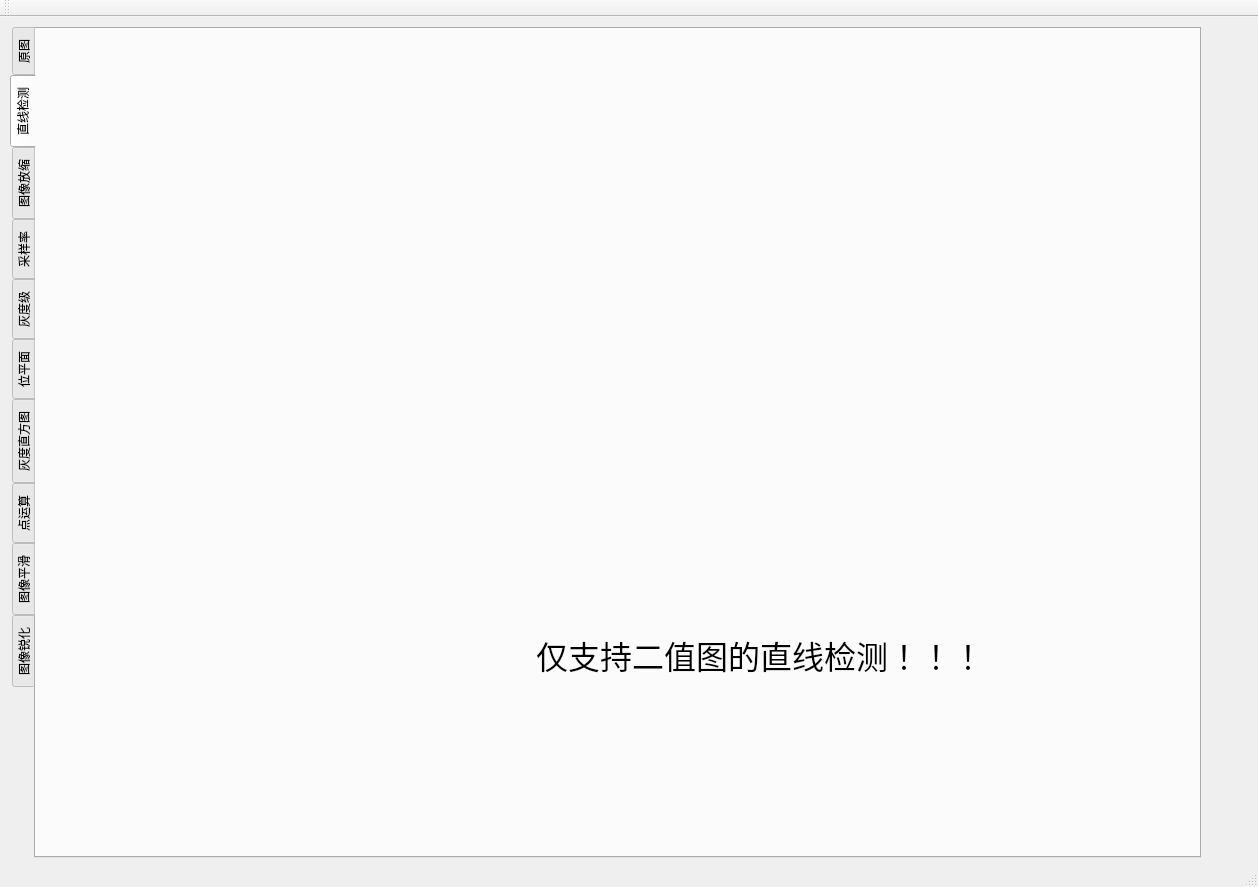
L1B0/Digital-image-processing, file Source_Code/mainwindow.ui: the form before one commit.
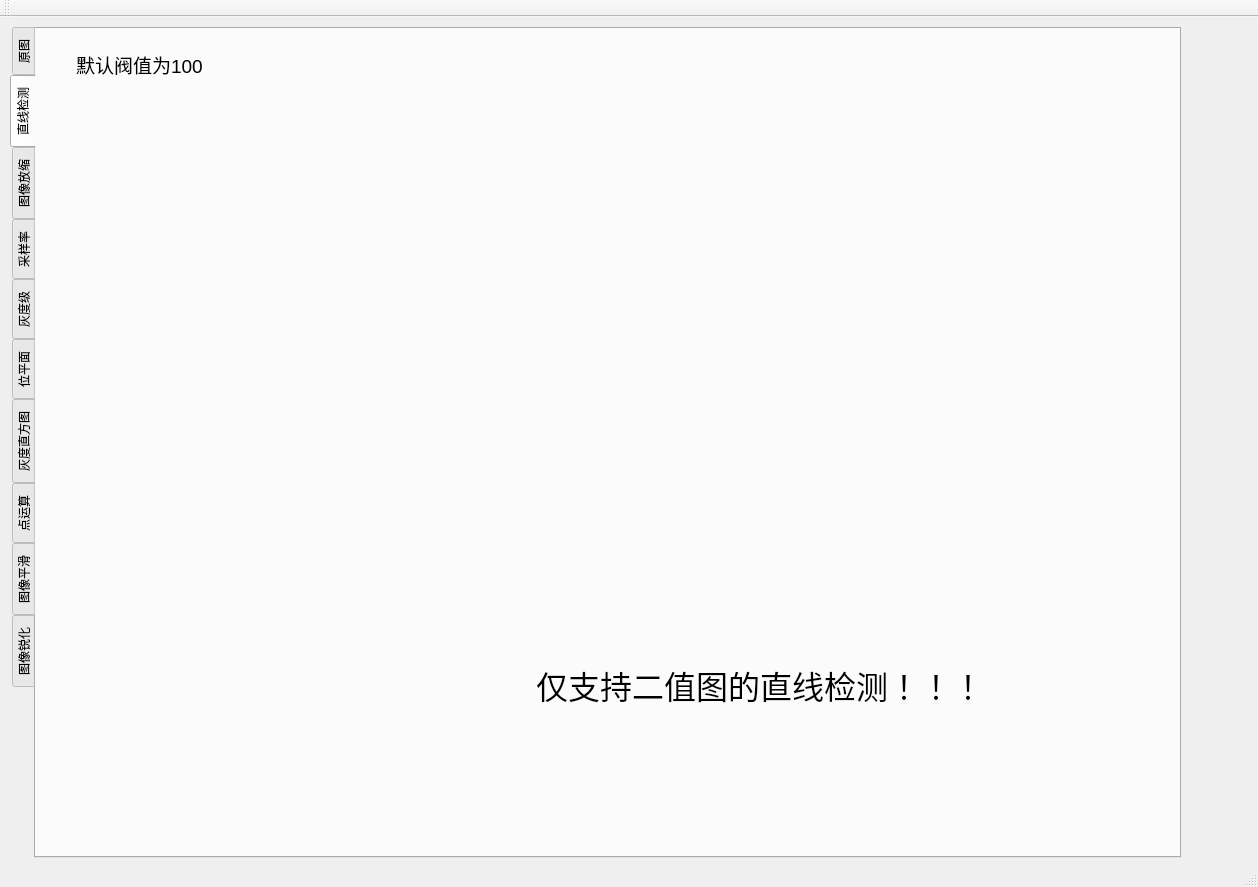
The form after the commit. Custom widgets are drawn as their Qt base class.

Patch:
```diff
--- a/Source_Code/mainwindow.ui
+++ b/Source_Code/mainwindow.ui
@@ -25,7 +25,7 @@
      <rect>
       <x>10</x>
       <y>10</y>
-      <width>1191</width>
+      <width>1171</width>
       <height>831</height>
      </rect>
     </property>
@@ -70,9 +70,9 @@
       <property name="geometry">
        <rect>
         <x>20</x>
-        <y>30</y>
-        <width>1081</width>
-        <height>751</height>
+        <y>60</y>
+        <width>1051</width>
+        <height>721</height>
        </rect>
       </property>
       <property name="contextMenuPolicy">
@@ -99,6 +99,24 @@
        </property>
       </widget>
      </widget>
+     <widget class="QLabel" name="label_3">
+      <property name="geometry">
+       <rect>
+        <x>40</x>
+        <y>20</y>
+        <width>141</width>
+        <height>31</height>
+       </rect>
+      </property>
+      <property name="font">
+       <font>
+        <pointsize>14</pointsize>
+       </font>
+      </property>
+      <property name="text">
+       <string>默认阀值为100</string>
+      </property>
+     </widget>
     </widget>
     <widget class="QWidget" name="scaling">
      <attribute name="title">
```
